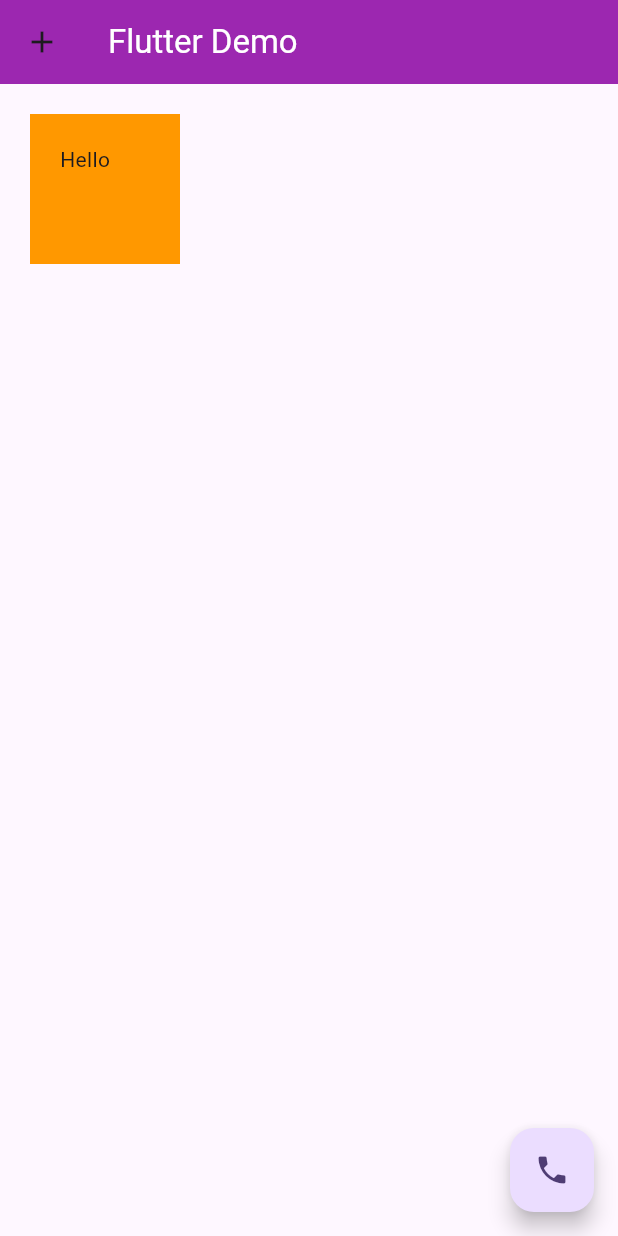
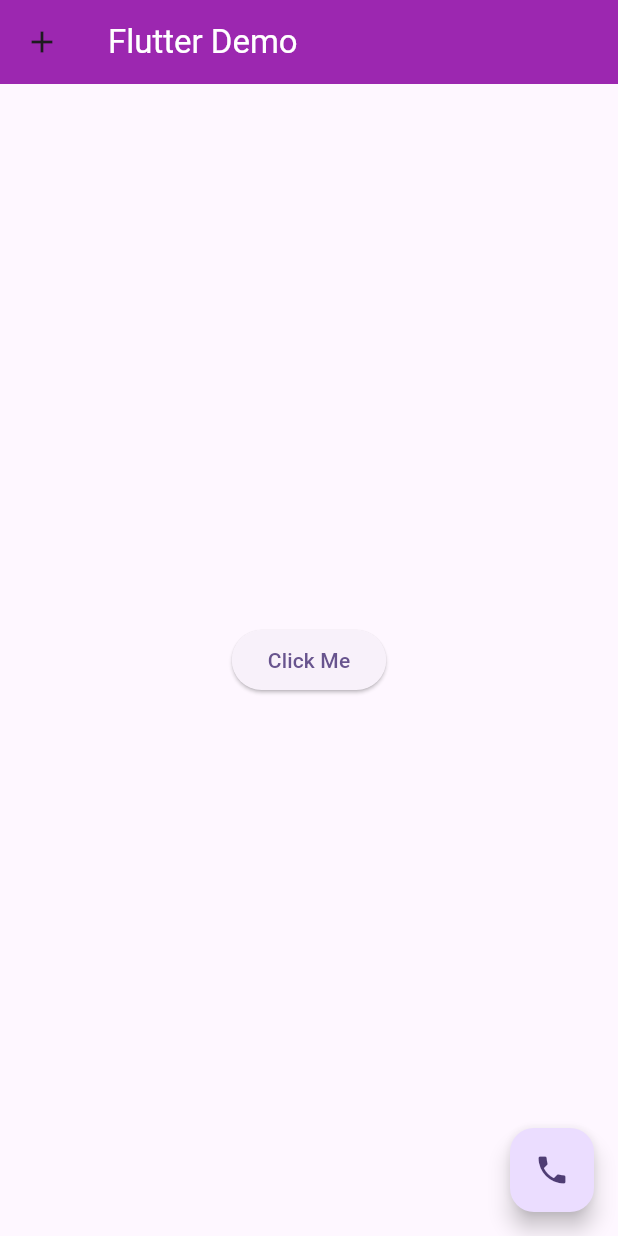
Before and after one commit to youraumji/mytestapp, a Flutter app: the screen it shows after launch, on a phone screen of 412 x 824 dp. Run offline on Flutter 3.47's test engine with Material 3 defaults, Android fonts, the phone set to English and light mode, and no system bars.

Commit message:
Update Code

```diff
--- a/lib/main.dart
+++ b/lib/main.dart
@@ -26,13 +26,33 @@
           leading: const Icon(Icons.add),
           backgroundColor: Colors.purple,
         ),
-          body: Container(
-              height: 100,
+        /*body: Container(
+            color: Colors.grey,
+            child: Column(
+                mainAxisAlignment: MainAxisAlignment.end,
+                crossAxisAlignment: CrossAxisAlignment.start,
+                mainAxisSize: MainAxisSize.max,
+                children: [
+                  Container(
+                      height: 150,
                       width: 100,
-              color: Colors.orange,
-              padding: const EdgeInsets.all(20),
-              margin: const EdgeInsets.all(20),
-              child: const Text('Hello')),
+                      color: Colors.red,
+                      child: const Text("Item 1",
+                          style: TextStyle(color: Colors.white))),
+                  Container(
+                      height: 50,
+                      width: 50,
+                      color: Colors.green,
+                      child: const Text("Item 2",
+                          style: TextStyle(color: Colors.pink))),
+                  Container(
+                      height: 50,
+                      width: 50,
+                      color: Colors.yellow,
+                      child: const Text("Item 3",
+                          style: TextStyle(color: Colors.blue))),
+                ]),
+          ),
           floatingActionButton: FloatingActionButton(
             onPressed: () {
               print("Hello");
@@ -40,6 +60,56 @@
             child: const Icon(Icons.phone),
           ),
         ));
+  }
+}*/
+        /*body: Container(
+              color: Colors.grey,
+              child: Row(
+                children: [
+                  Container(
+                    color: Colors.yellow,
+                    height: 100,
+                    width: 50,
+                  ),
+                  Expanded(
+                      flex: 2,
+                      child: Container(
+                        color: Colors.red,
+                        height: 100,
+                      )),
+                  Expanded(
+                      flex: 3,
+                      child: Container(
+                        color: Colors.blue,
+                        height: 100,
+                      ))
+                ],
+              )),
+          floatingActionButton: FloatingActionButton(
+            onPressed: () {
+              print("Hello");
+            },
+            child: const Icon(Icons.phone),
+          ),
+        ));
+  }
+}*/
+        body: Center(
+          child: ElevatedButton(
+            onPressed: () {
+              print("Pressed!");
+            },
+            child: const Text("Click Me"),
+          ),
+        ),
+        floatingActionButton: FloatingActionButton(
+          onPressed: () {
+            print("Hello");
+          },
+          child: const Icon(Icons.phone),
+        ),
+      ),
+    );
   }
 }
 
```
Lines whose indentation alone changed are shown as unchanged.
